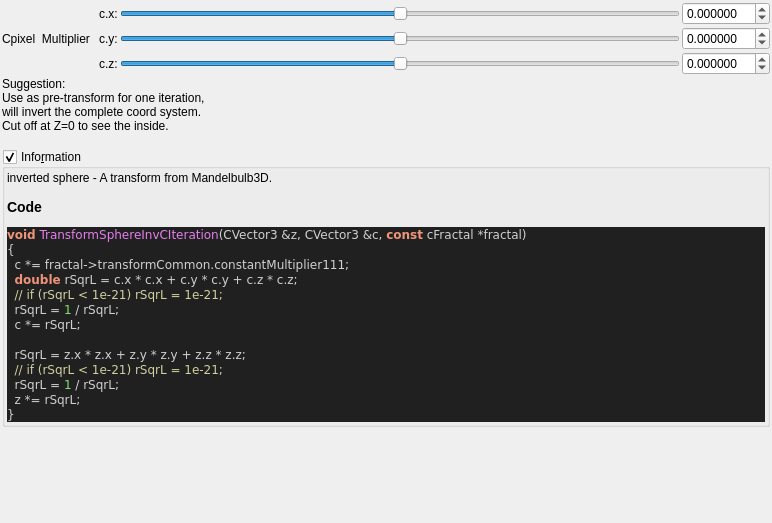
Qt form mandelbulber2/qt_data/fractal_transf_sphere_invC.ui (buddhi1980/mandelbulber2) before a commit.
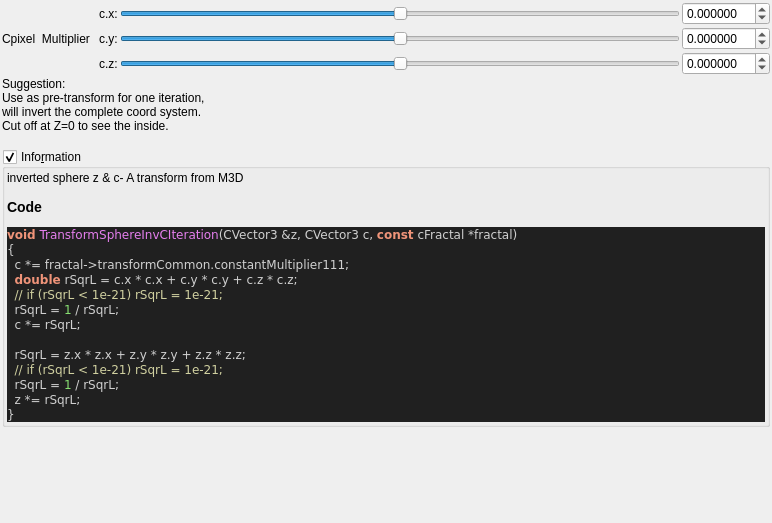
The same form after that commit. Custom widgets are drawn as their Qt base class.

```diff
--- a/mandelbulber2/qt_data/fractal_transf_sphere_invC.ui
+++ b/mandelbulber2/qt_data/fractal_transf_sphere_invC.ui
@@ -267,11 +267,11 @@
       <item>
        <widget class="QLabel" name="label_code_content">
         <property name="text">
-         <string>&lt;p&gt;inverted sphere - A transform from Mandelbulb3D.&lt;/p&gt;&lt;table&gt;
+         <string>&lt;p&gt;inverted sphere z &amp; c- A transform from M3D&lt;/p&gt;&lt;table&gt;
 &lt;/table&gt;
 &lt;h3&gt;Code&lt;/h3&gt;
 &lt;body style=&quot;background-color:#202020&quot;&gt;
-&lt;pre style=&quot;color:#d0d0d0; background-color:#202020;  font-family:'Courier New',monospace;&quot;&gt;&lt;span style=&quot;color:#f09479; font-weight:bold&quot;&gt;void&lt;/span&gt; &lt;span style=&quot;color:#e47eed&quot;&gt;TransformSphereInvCIteration&lt;/span&gt;&lt;span style=&quot;color:#d0d0d0&quot;&gt;(&lt;/span&gt;CVector3 &lt;span style=&quot;color:#d0d0d0&quot;&gt;&amp;amp;&lt;/span&gt;z&lt;span style=&quot;color:#d0d0d0&quot;&gt;,&lt;/span&gt; CVector3 &lt;span style=&quot;color:#d0d0d0&quot;&gt;&amp;amp;&lt;/span&gt;c&lt;span style=&quot;color:#d0d0d0&quot;&gt;,&lt;/span&gt; &lt;span style=&quot;color:#f09479; font-weight:bold&quot;&gt;const&lt;/span&gt; cFractal &lt;span style=&quot;color:#d0d0d0&quot;&gt;*&lt;/span&gt;fractal&lt;span style=&quot;color:#d0d0d0&quot;&gt;)&lt;/span&gt;
+&lt;pre style=&quot;color:#d0d0d0; background-color:#202020;  font-family:'Courier New',monospace;&quot;&gt;&lt;span style=&quot;color:#f09479; font-weight:bold&quot;&gt;void&lt;/span&gt; &lt;span style=&quot;color:#e47eed&quot;&gt;TransformSphereInvCIteration&lt;/span&gt;&lt;span style=&quot;color:#d0d0d0&quot;&gt;(&lt;/span&gt;CVector3 &lt;span style=&quot;color:#d0d0d0&quot;&gt;&amp;amp;&lt;/span&gt;z&lt;span style=&quot;color:#d0d0d0&quot;&gt;,&lt;/span&gt; CVector3 c&lt;span style=&quot;color:#d0d0d0&quot;&gt;,&lt;/span&gt; &lt;span style=&quot;color:#f09479; font-weight:bold&quot;&gt;const&lt;/span&gt; cFractal &lt;span style=&quot;color:#d0d0d0&quot;&gt;*&lt;/span&gt;fractal&lt;span style=&quot;color:#d0d0d0&quot;&gt;)&lt;/span&gt;
 &lt;span style=&quot;color:#d0d0d0&quot;&gt;{&lt;/span&gt;
   c &lt;span style=&quot;color:#d0d0d0&quot;&gt;*=&lt;/span&gt; fractal&lt;span style=&quot;color:#d0d0d0&quot;&gt;-&amp;gt;&lt;/span&gt;transformCommon&lt;span style=&quot;color:#d0d0d0&quot;&gt;.&lt;/span&gt;constantMultiplier111&lt;span style=&quot;color:#d0d0d0&quot;&gt;;&lt;/span&gt;
   &lt;span style=&quot;color:#f09479; font-weight:bold&quot;&gt;double&lt;/span&gt; rSqrL &lt;span style=&quot;color:#d0d0d0&quot;&gt;=&lt;/span&gt; c&lt;span style=&quot;color:#d0d0d0&quot;&gt;.&lt;/span&gt;x &lt;span style=&quot;color:#d0d0d0&quot;&gt;*&lt;/span&gt; c&lt;span style=&quot;color:#d0d0d0&quot;&gt;.&lt;/span&gt;x &lt;span style=&quot;color:#d0d0d0&quot;&gt;+&lt;/span&gt; c&lt;span style=&quot;color:#d0d0d0&quot;&gt;.&lt;/span&gt;y &lt;span style=&quot;color:#d0d0d0&quot;&gt;*&lt;/span&gt; c&lt;span style=&quot;color:#d0d0d0&quot;&gt;.&lt;/span&gt;y &lt;span style=&quot;color:#d0d0d0&quot;&gt;+&lt;/span&gt; c&lt;span style=&quot;color:#d0d0d0&quot;&gt;.&lt;/span&gt;z &lt;span style=&quot;color:#d0d0d0&quot;&gt;*&lt;/span&gt; c&lt;span style=&quot;color:#d0d0d0&quot;&gt;.&lt;/span&gt;z&lt;span style=&quot;color:#d0d0d0&quot;&gt;;&lt;/span&gt;
```
